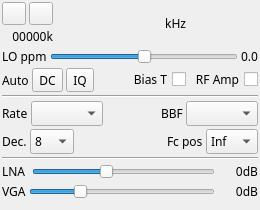
Qt form plugins/samplesource/hackrfinput/hackrfinputgui.ui (f4exb/sdrangel) before a commit.
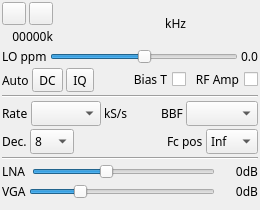
The same form after that commit. Icons and pictures are not drawn. Custom widgets are drawn as their Qt base class.

```diff
--- a/plugins/samplesource/hackrfinput/hackrfinputgui.ui
+++ b/plugins/samplesource/hackrfinput/hackrfinputgui.ui
@@ -35,7 +35,16 @@
    <property name="spacing">
     <number>3</number>
    </property>
-   <property name="margin">
+   <property name="leftMargin">
+    <number>2</number>
+   </property>
+   <property name="topMargin">
+    <number>2</number>
+   </property>
+   <property name="rightMargin">
+    <number>2</number>
+   </property>
+   <property name="bottomMargin">
     <number>2</number>
    </property>
    <item>
@@ -300,26 +309,32 @@
      </item>
      <item row="0" column="1">
       <widget class="QComboBox" name="sampleRate">
+       <property name="maximumSize">
+        <size>
+         <width>70</width>
+         <height>16777215</height>
+        </size>
+       </property>
        <property name="toolTip">
         <string>Device sample rate</string>
        </property>
       </widget>
      </item>
-     <item row="0" column="3">
+     <item row="0" column="4">
       <widget class="QLabel" name="bbFiltLabel">
        <property name="text">
         <string>BBF</string>
        </property>
       </widget>
      </item>
-     <item row="0" column="4">
+     <item row="0" column="5">
       <widget class="QComboBox" name="bbFilter">
        <property name="toolTip">
         <string>RF bandpas filter</string>
        </property>
       </widget>
      </item>
-     <item row="0" column="2">
+     <item row="0" column="3">
       <spacer name="horizontalSpacer">
        <property name="orientation">
         <enum>Qt::Horizontal</enum>
@@ -332,6 +347,13 @@
        </property>
       </spacer>
      </item>
+     <item row="0" column="2">
+      <widget class="QLabel" name="sampleRateUnits">
+       <property name="text">
+        <string>kS/s</string>
+       </property>
+      </widget>
+     </item>
     </layout>
    </item>
    <item>
```
